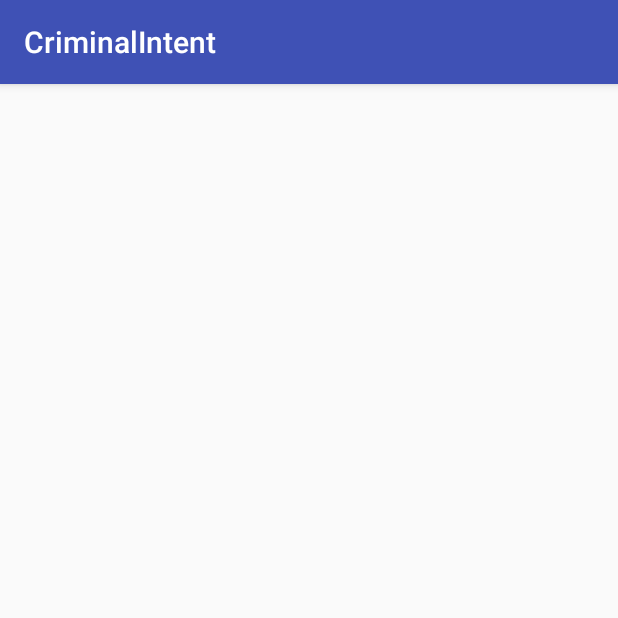
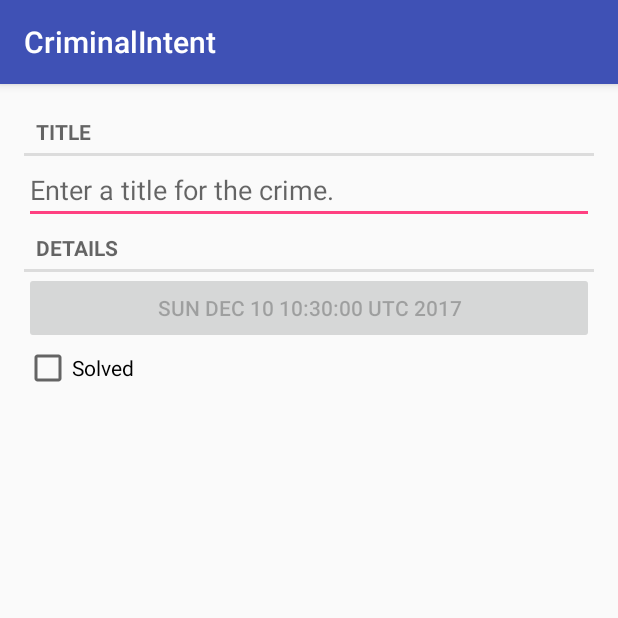
Before and after one commit to MartijnKor/CriminalIntent, an Android app: the screen it shows after launch (CrimeActivity), on a phone screen of 412 x 824 dp, the top half of it. Run offline under Robolectric (Android 15) with nearby library versions, the phone set to English and light mode, and no system bars.

Commit message:
Werkend t/m pagina 151. Crime Fragment aangemaakt maar nog niet via SingleFragMentActivity. Hoofdstuk 7 afgerond.

```diff
--- a/app/src/main/java/com/bignerdranch/android/criminalintent/CrimeActivity.java
+++ b/app/src/main/java/com/bignerdranch/android/criminalintent/CrimeActivity.java
@@ -1,5 +1,7 @@
 package com.bignerdranch.android.criminalintent;
 
+import android.support.v4.app.Fragment;
+import android.support.v4.app.FragmentManager;
 import android.support.v7.app.AppCompatActivity;
 import android.os.Bundle;
 
@@ -9,5 +11,13 @@ public class CrimeActivity extends AppCompatActivity {
     protected void onCreate(Bundle savedInstanceState) {
         super.onCreate(savedInstanceState);
         setContentView(R.layout.activity_crime);
+
+        FragmentManager fm = getSupportFragmentManager();
+        Fragment fragment = fm.findFragmentById(R.id.fragment_container);
+
+        if (fragment == null) {
+            fragment = new CrimeFragment();
+            fm.beginTransaction().add(R.id.fragment_container, fragment).commit();
+        }
     }
 }
--- /dev/null
+++ b/app/src/main/java/com/bignerdranch/android/criminalintent/CrimeFragment.java
@@ -0,0 +1,72 @@
+package com.bignerdranch.android.criminalintent;
+
+import android.os.Bundle;
+import android.support.annotation.Nullable;
+import android.support.v4.app.Fragment;
+import android.text.Editable;
+import android.text.TextWatcher;
+import android.view.LayoutInflater;
+import android.view.View;
+import android.view.ViewGroup;
+import android.widget.Button;
+import android.widget.CheckBox;
+import android.widget.CompoundButton;
+import android.widget.EditText;
+
+import static android.widget.CompoundButton.*;
+
+/**
+ * Created by mkort on 10-12-2017.
+ */
+
+public class CrimeFragment extends Fragment {
+
+    private Crime mCrime;
+    private EditText mTitleField;
+    private Button mDateButton;
+    private CheckBox mSolvedCheckBox;
+
+    @Override
+    public void onCreate(@Nullable Bundle savedInstanceState) {
+        super.onCreate(savedInstanceState);
+        mCrime = new Crime();
+    }
+
+    @Nullable
+    @Override
+    public View onCreateView(LayoutInflater inflater, @Nullable ViewGroup container, @Nullable Bundle savedInstanceState) {
+        View v = inflater.inflate(R.layout.fragment_crime, container, false);
+
+        mTitleField = (EditText) v.findViewById(R.id.crime_title);
+        mTitleField.addTextChangedListener(new TextWatcher() {
+            @Override
+            public void beforeTextChanged(CharSequence s, int start, int count, int after) {
+                // This space is intentionally left blank.
+            }
+
+            @Override
+            public void onTextChanged(CharSequence s, int start, int before, int count) {
+                mCrime.setTitle(s.toString());
+            }
+
+            @Override
+            public void afterTextChanged(Editable s) {
+                // This one too.
+            }
+        });
+
+        mDateButton = (Button) v.findViewById(R.id.crime_date);
+        mDateButton.setText(mCrime.getDate().toString());
+        mDateButton.setEnabled(false);
+
+        mSolvedCheckBox = (CheckBox) v.findViewById(R.id.crime_solved);
+        mSolvedCheckBox.setOnCheckedChangeListener(new OnCheckedChangeListener() {
+            @Override
+            public void onCheckedChanged(CompoundButton buttonView, boolean isChecked) {
+                mCrime.setSolved(isChecked);
+            }
+        });
+
+        return v;
+    }
+}
--- /dev/null
+++ b/app/src/main/res/layout/fragment_crime.xml
@@ -0,0 +1,36 @@
+<?xml version="1.0" encoding="utf-8"?>
+<LinearLayout xmlns:android="http://schemas.android.com/apk/res/android"
+    android:orientation="vertical" android:layout_width="match_parent"
+    android:layout_height="match_parent"
+    android:layout_margin="16dp">
+
+    <TextView
+        style="?android:listSeparatorTextViewStyle"
+        android:layout_width="match_parent"
+        android:layout_height="wrap_content"
+        android:text="@string/crime_title_label"/>
+
+    <EditText
+        android:id="@+id/crime_title"
+        android:layout_width="match_parent"
+        android:layout_height="wrap_content"
+        android:hint="@string/crime_title_hint"/>
+
+    <TextView
+        style="?android:listSeparatorTextViewStyle"
+        android:layout_width="match_parent"
+        android:layout_height="wrap_content"
+        android:text="@string/crime_details_label"/>
+
+    <Button
+        android:id="@+id/crime_date"
+        android:layout_width="match_parent"
+        android:layout_height="wrap_content" />
+
+    <CheckBox
+        android:id="@+id/crime_solved"
+        android:layout_width="match_parent"
+        android:layout_height="wrap_content"
+        android:text="@string/crime_solved_label"/>
+
+</LinearLayout>
--- a/app/src/main/res/values/strings.xml
+++ b/app/src/main/res/values/strings.xml
@@ -1,3 +1,7 @@
 <resources>
     <string name="app_name">CriminalIntent</string>
+    <string name="crime_title_hint">Enter a title for the crime.</string>
+    <string name="crime_title_label">Title</string>
+    <string name="crime_details_label">Details</string>
+    <string name="crime_solved_label">Solved</string>
 </resources>
```
